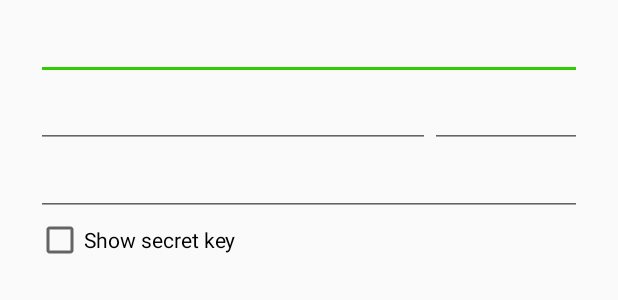
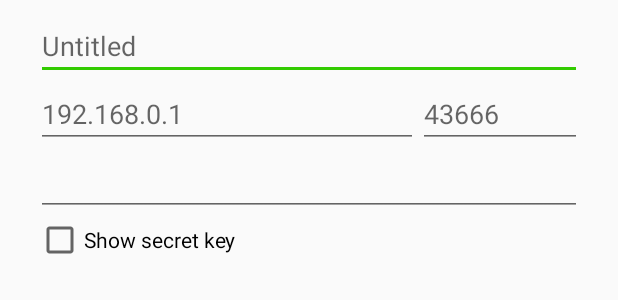
Before and after one commit to koro666/lockmypc, an Android app: the layout dialog_edit.xml on its own in the app's theme, with its tools: preview values and no code run, on a phone screen of 412 x 824 dp. Shown: the top 300 px of the screen. Run offline under Robolectric (Android 15) with nearby library versions, the phone set to English and light mode, and no system bars.

Commit message:
Be more user-friendly.

```diff
--- a/client/android/src/main/res/layout/dialog_edit.xml
+++ b/client/android/src/main/res/layout/dialog_edit.xml
@@ -11,7 +11,8 @@
 		android:id="@+id/host_name"
 		android:layout_width="match_parent"
 		android:layout_height="wrap_content"
-		android:inputType="text"/>
+		android:inputType="text"
+		android:hint="@string/host_default_name" />
 
 	<LinearLayout
 		android:layout_width="match_parent"
@@ -24,7 +25,8 @@
 			android:layout_height="wrap_content"
 			android:layout_weight="3"
 			android:inputType="text"
-			android:maxLength="256"/>
+			android:maxLength="256"
+			android:hint="@string/host_default_host" />
 
 		<EditText
 			android:id="@+id/host_port"
@@ -32,7 +34,8 @@
 			android:layout_height="wrap_content"
 			android:layout_weight="1"
 			android:inputType="number"
-			android:maxLength="5"/>
+			android:maxLength="5"
+			android:hint="@string/host_default_port" />
 	</LinearLayout>
 
 	<EditText
--- a/client/android/src/main/res/values/strings.xml
+++ b/client/android/src/main/res/values/strings.xml
@@ -1,6 +1,11 @@
 <?xml version="1.0" encoding="utf-8"?>
 <resources>
 	<string name="app_name">LockMyPC</string>
+
+	<string name="host_default_name">Untitled</string>
+	<string name="host_default_host">192.168.0.1</string>
+	<string name="host_default_port">43666</string>
+	<string name="host_default_secret">default</string>
 
 	<string name="host_port_format">%s:%s</string>
 
@@ -9,9 +14,13 @@
 
 	<string name="host_add_long">Add New Machine</string>
 	<string name="host_modify_long">Modify Machine</string>
+	<string name="host_remove_long">Remove Machine</string>
 
 	<string name="host_dialog_secret_show">Show secret key</string>
+	<string name="host_dialog_remove_format">Really remove \"%s\"?</string>
 	<string name="host_dialog_add">Add</string>
 	<string name="host_dialog_save">Save</string>
 	<string name="host_dialog_cancel">Cancel</string>
+	<string name="host_dialog_remove">Remove</string>
+	<string name="host_dialog_keep">Keep</string>
 </resources>
```
Also changed, not shown: client/android/src/main/java/net/kzxiv/lockmypc/client/HostAdapter.java (+9 -10 lines), client/android/src/main/java/net/kzxiv/lockmypc/client/MainActivity.java (+44 -6 lines).
